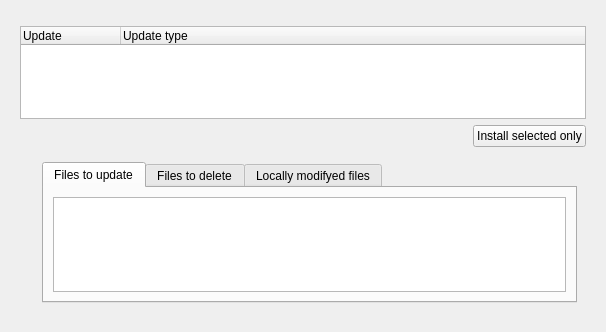
The window that src-qt4/pc-updatecenter/sysdetailswidget.ui (trueos/pcbsd) describes before a commit, drawn with Qt 5.
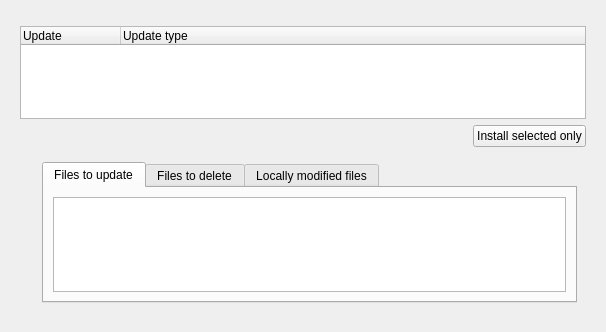
The same window after the commit. The open tabs and pages were chosen to show the change. Icons and pictures are not drawn. Custom widgets are drawn as their Qt base class.

Commit message: Fix a typo from modifyed -> modified

Patch:
```diff
--- a/src-qt4/pc-updatecenter/sysdetailswidget.ui
+++ b/src-qt4/pc-updatecenter/sysdetailswidget.ui
@@ -300,7 +300,7 @@
              </widget>
              <widget class="QWidget" name="tab_6">
               <attribute name="title">
-               <string>Locally modifyed files</string>
+               <string>Locally modified files</string>
               </attribute>
               <layout class="QHBoxLayout" name="horizontalLayout_12">
                <item>
```
The commit also changes 1 other file.
